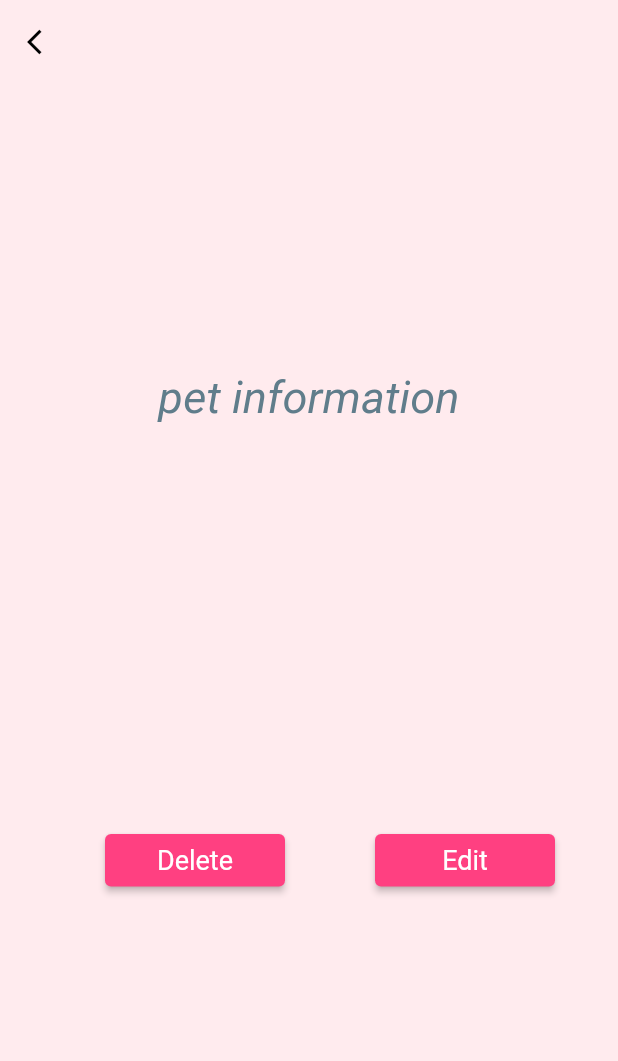
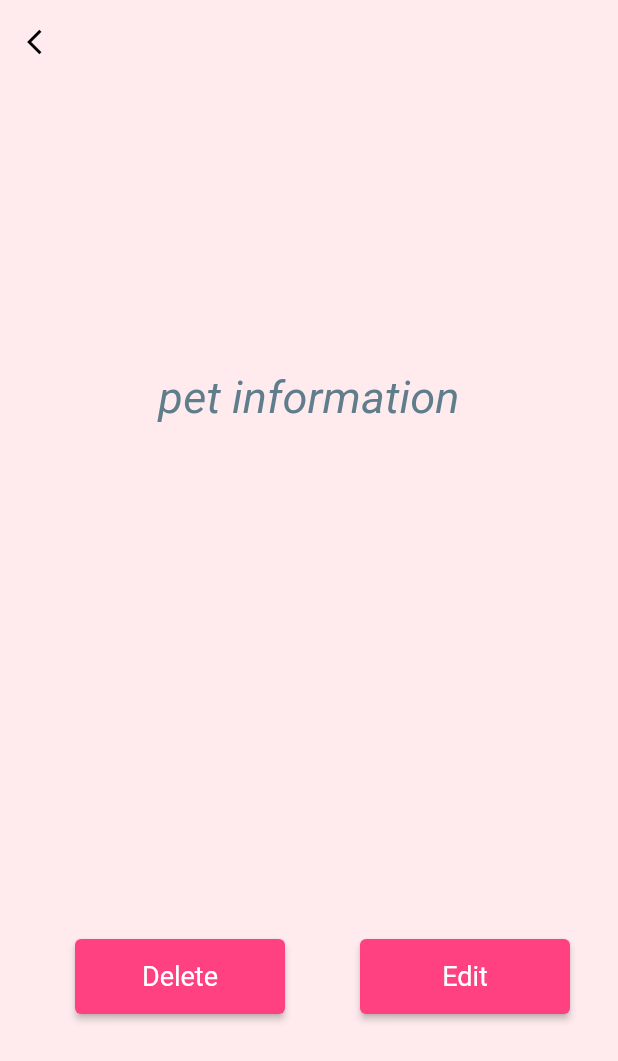
Before and after one commit to Muneerah53/MyPet, a Flutter app: the screen it shows after launch, on a phone screen of 412 x 824 dp. Shown: the top 1061 px of the screen. Run offline on Flutter 3.47's test engine with Material 2 defaults, Android fonts, the phone set to English and light mode, and no system bars; our stand-ins replace cloud_firestore, firebase_auth, firebase_core, firebase_database; accounts and stored records are empty.

Commit message:
pets list  button update

```diff
--- a/lib/main.dart
+++ b/lib/main.dart
@@ -128,8 +128,8 @@ class Home extends StatelessWidget {
 
               //Edit button
               Container(
-                margin: EdgeInsets.only(top:500,left:250),
-                width: 120, height:35,
+                margin: EdgeInsets.only(top:570,left:240),
+                width: 140, height:50,
                 child: ElevatedButton(onPressed:(){},
                       child:  Text("Edit", style: new TextStyle(  color: Colors.white),
                         textAlign: TextAlign.center,),
@@ -137,8 +137,8 @@ class Home extends StatelessWidget {
               ),
 
               Container(
-                margin: EdgeInsets.only(top:500,left:70),
-                width: 120, height:35,
+                margin: EdgeInsets.only(top:570,left:50),
+                width: 140, height:50,
                 child: ElevatedButton(onPressed:(){},
                   child:  Text("Delete", style: new TextStyle(  color: Colors.white),
                     textAlign: TextAlign.center,),
@@ -161,9 +161,9 @@ class Home extends StatelessWidget {
         shape: RoundedRectangleBorder(borderRadius: BorderRadius.circular(20.0)),
         child: Container(
 
-          padding: EdgeInsets.only(left: 10,top:80),
+          padding: EdgeInsets.only(left: 20,top:90),
 
-          width: 250,height: 400,
+          width: 250,height: 350,
 
           //i dont know why this cammand does not work
           decoration: BoxDecoration(
```
